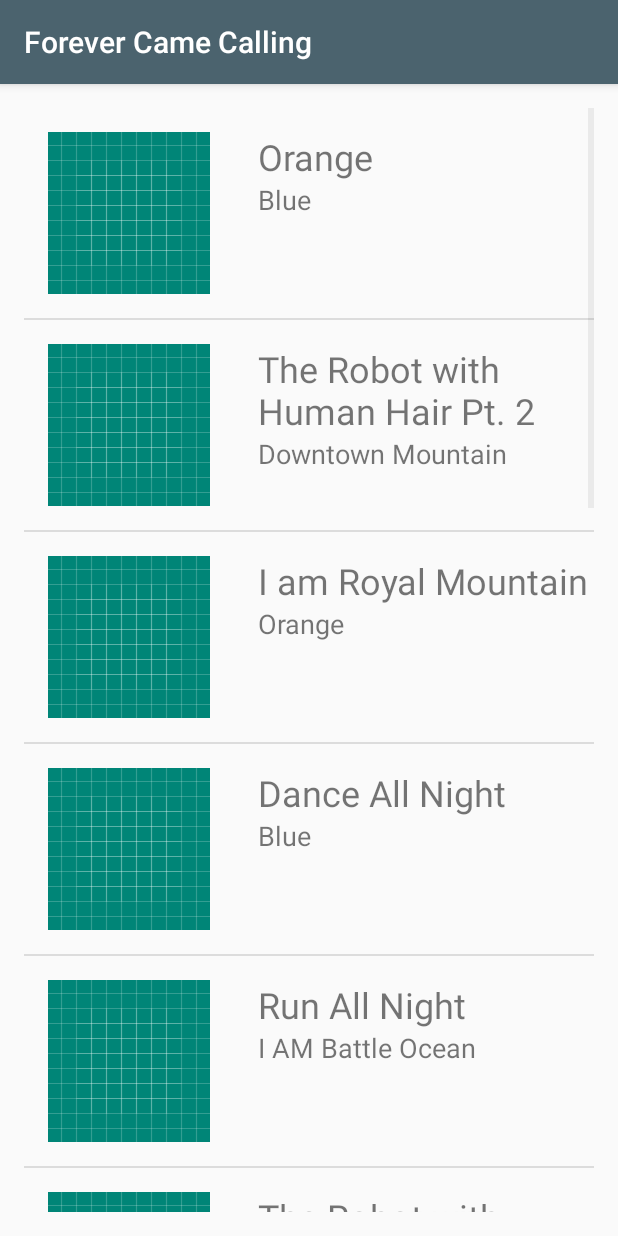
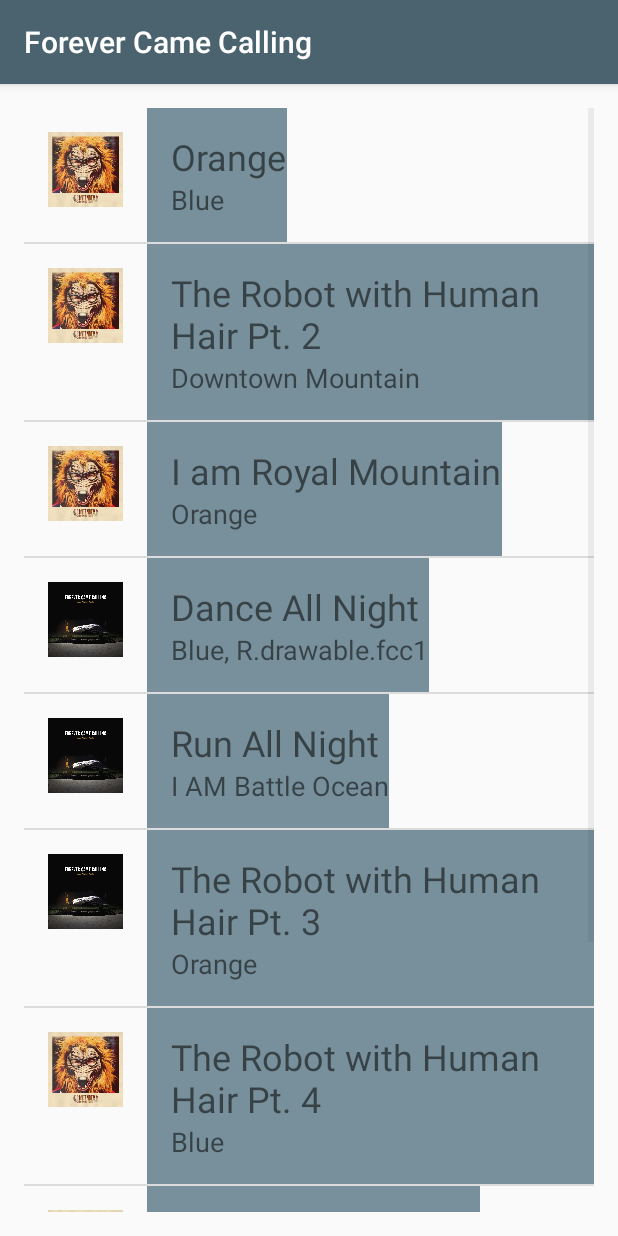
Before and after one commit to JonathanABarnett/FirstMusicApp, an Android app: the ForeverCameCalling screen opened directly, with no data from a screen before it, on a phone screen of 412 x 824 dp. Run offline under Robolectric (Android 15) with nearby library versions, the phone set to English and light mode, and no system bars.

Commit message:
Add background color to bands

```diff
--- a/app/src/main/java/com/alaythiaproductions/musicapp/Emarosa.java
+++ b/app/src/main/java/com/alaythiaproductions/musicapp/Emarosa.java
@@ -31,7 +31,7 @@ public class Emarosa extends AppCompatActivity {
         songs.add(new Song("The Robot with Human Hair Pt. 3", "Orange"));
         songs.add(new Song("The Robot with Human Hair Pt. 4", "Blue"));
 
-        SongAdapter adapter = new SongAdapter(this, songs);
+        SongAdapter adapter = new SongAdapter(this, songs, R.color.color_primary_light);
 
         ListView listView = (ListView)findViewById(R.id.list);
 
--- a/app/src/main/java/com/alaythiaproductions/musicapp/ForeverCameCalling.java
+++ b/app/src/main/java/com/alaythiaproductions/musicapp/ForeverCameCalling.java
@@ -15,23 +15,19 @@ public class ForeverCameCalling extends AppCompatActivity {
         setContentView(R.layout.song_list);
 
         List<Song> songs = new ArrayList<>();
-        songs.add(new Song("Orange", "Blue"));
-        songs.add(new Song("The Robot with Human Hair Pt. 2", "Downtown Mountain"));
-        songs.add(new Song("I am Royal Mountain", "Orange"));
-        songs.add(new Song("Dance All Night", "Blue"));
-        songs.add(new Song("Run All Night", "I AM Battle Ocean"));
-        songs.add(new Song("The Robot with Human Hair Pt. 3", "Orange"));
-        songs.add(new Song("The Robot with Human Hair Pt. 4", "Blue"));
-        songs.add(new Song("Run All Night Again", "Downtown Mountain"));
-        songs.add(new Song("The Robot with Human Hair Pt. 1", "I Am Battle Ocean"));
-        songs.add(new Song("The Robot with Human Hair Pt. 2", "Downtown Mountain"));
-        songs.add(new Song("I am Royal Mountain", "Orange"));
-        songs.add(new Song("Dance All Night", "Blue"));
-        songs.add(new Song("Run All Night", "I AM Battle Ocean"));
-        songs.add(new Song("The Robot with Human Hair Pt. 3", "Orange"));
-        songs.add(new Song("The Robot with Human Hair Pt. 4", "Blue"));
+        songs.add(new Song("Orange", "Blue", R.drawable.fcc1));
+        songs.add(new Song("The Robot with Human Hair Pt. 2", "Downtown Mountain", R.drawable.fcc1));
+        songs.add(new Song("I am Royal Mountain", "Orange", R.drawable.fcc1));
+        songs.add(new Song("Dance All Night", "Blue, R.drawable.fcc1", R.drawable.fcc2));
+        songs.add(new Song("Run All Night", "I AM Battle Ocean", R.drawable.fcc2));
+        songs.add(new Song("The Robot with Human Hair Pt. 3", "Orange", R.drawable.fcc2));
+        songs.add(new Song("The Robot with Human Hair Pt. 4", "Blue", R.drawable.fcc1));
+        songs.add(new Song("Run All Night Again", "Downtown Mountain", R.drawable.fcc1));
+        songs.add(new Song("The Robot with Human Hair Pt. 1", "I Am Battle Ocean", R.drawable.fcc1));
+        songs.add(new Song("The Robot with Human Hair Pt. 2", "Downtown Mountain", R.drawable.fcc2));
 
-        SongAdapter adapter = new SongAdapter(this, songs);
+
+        SongAdapter adapter = new SongAdapter(this, songs, R.color.color_secondary);
 
         ListView listView = (ListView)findViewById(R.id.list);
 
--- a/app/src/main/java/com/alaythiaproductions/musicapp/Song.java
+++ b/app/src/main/java/com/alaythiaproductions/musicapp/Song.java
@@ -2,9 +2,11 @@ package com.alaythiaproductions.musicapp;
 
 public class Song {
 
-    public String songTitle;
-    public String album;
-    public int albumImage = R.drawable.ic_launcher_background;
+    private String songTitle;
+    private String album;
+    private int albumImage;
+
+    private static final int NO_ALBUM_PROVIDED = -1;
 
     public Song(String songTitle, String album){
         this.songTitle = songTitle;
@@ -28,4 +30,8 @@ public class Song {
     public int getAlbumImage() {
         return albumImage;
     }
+
+    public boolean hasAlbum() {
+        return albumImage != NO_ALBUM_PROVIDED;
+    }
 }
--- a/app/src/main/java/com/alaythiaproductions/musicapp/SongAdapter.java
+++ b/app/src/main/java/com/alaythiaproductions/musicapp/SongAdapter.java
@@ -2,6 +2,7 @@ package com.alaythiaproductions.musicapp;
 
 import android.app.Activity;
 import android.content.Context;
+import android.support.v4.content.ContextCompat;
 import android.view.LayoutInflater;
 import android.view.View;
 import android.view.ViewGroup;
@@ -16,8 +17,11 @@ import java.util.List;
 
 public class SongAdapter extends ArrayAdapter<Song> {
 
-    public SongAdapter(Activity context, List<Song> songs){
+    private int backgroundColorId;
+
+    public SongAdapter(Activity context, List<Song> songs, int backgroundColorId){
         super(context, 0, songs);
+        this.backgroundColorId = backgroundColorId;
     }
 
     @Override
@@ -37,7 +41,19 @@ public class SongAdapter extends ArrayAdapter<Song> {
         album.setText(currentSong.getAlbum());
 
         ImageView albumImage = (ImageView)listItemVIew.findViewById(R.id.album_image);
-        albumImage.setImageResource(currentSong.getAlbumImage());
+
+        if (currentSong.hasAlbum()) {
+
+            albumImage.setImageResource(currentSong.getAlbumImage());
+            albumImage.setVisibility(View.VISIBLE);
+
+        } else {
+            albumImage.setVisibility(View.GONE);
+        }
+
+        View textContainer = listItemVIew.findViewById(R.id.text_container);
+        int color = ContextCompat.getColor(getContext(), backgroundColorId);
+        textContainer.setBackgroundColor(color);
 
         return listItemVIew;
     }
--- a/app/src/main/res/layout/list_item.xml
+++ b/app/src/main/res/layout/list_item.xml
@@ -7,8 +7,8 @@
     android:orientation="horizontal">
 
     <ImageView
-        android:layout_width="wrap_content"
-        android:layout_height="wrap_content"
+        android:layout_width="50dp"
+        android:layout_height="50dp"
         android:id="@+id/album_image"
         android:src="@mipmap/ic_launcher"
         android:layout_margin="16dp"/>
@@ -16,7 +16,8 @@
     <LinearLayout
         android:layout_width="wrap_content"
         android:layout_height="wrap_content"
-        android:orientation="vertical">
+        android:orientation="vertical"
+        android:id="@+id/text_container">
 
         <TextView
             android:layout_width="wrap_content"
```
Also changed, not shown: app/src/main/java/com/alaythiaproductions/musicapp/DanceGavinDance.java (+17 -17 lines), app/src/main/java/com/alaythiaproductions/musicapp/KnucklePuck.java (+6 -10 lines), app/src/main/res/drawable/dgd1.jpg (added), app/src/main/res/drawable/fcc1.jpg (added), app/src/main/res/drawable/fcc2.jpg (added), 2 other files.
